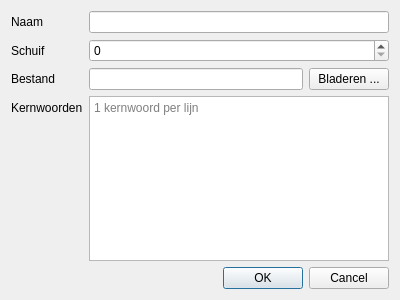
Qt form newdocumentdialog.ui (stijnvermeir/biblio) before a commit.
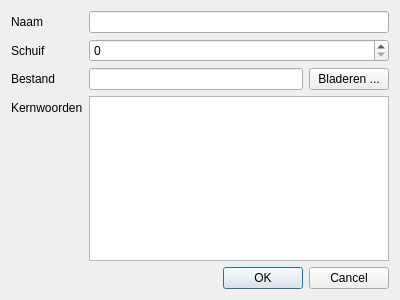
The same form after that commit.

The edit to the form file:
```diff
--- a/newdocumentdialog.ui
+++ b/newdocumentdialog.ui
@@ -73,9 +73,15 @@
       </widget>
      </item>
      <item row="3" column="1">
-      <widget class="QPlainTextEdit" name="tagsEdit">
-       <property name="placeholderText">
-        <string>1 kernwoord per lijn</string>
+      <widget class="QListWidget" name="listWidget">
+       <property name="editTriggers">
+        <set>QAbstractItemView::AllEditTriggers</set>
+       </property>
+       <property name="tabKeyNavigation">
+        <bool>true</bool>
+       </property>
+       <property name="alternatingRowColors">
+        <bool>true</bool>
        </property>
       </widget>
      </item>
```
